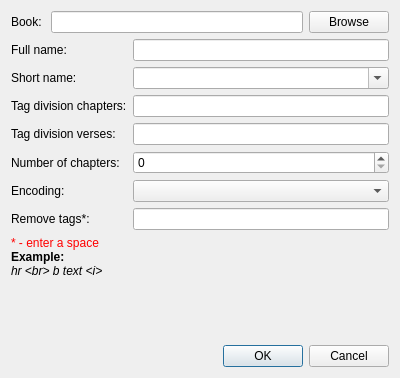
The window that src/import/importbookdialog/importbookdialog.ui (axsapronov/bQella) describes before a commit, drawn with Qt 5.
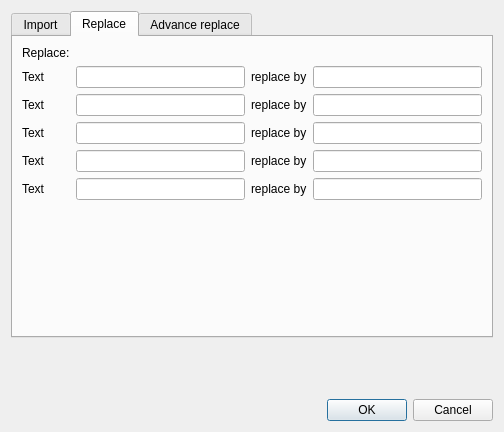
The same window after the commit. The open tabs and pages were chosen to show the change.

Commit message: Auto show/hide lineedit strong, sound dir. Add tabs for replace text in import book, import module

The edit to the form file:
```diff
--- a/src/import/importbookdialog/importbookdialog.ui
+++ b/src/import/importbookdialog/importbookdialog.ui
@@ -6,15 +6,48 @@
    <rect>
     <x>0</x>
     <y>0</y>
-    <width>400</width>
-    <height>378</height>
+    <width>504</width>
+    <height>432</height>
    </rect>
   </property>
   <property name="windowTitle">
    <string>Import book</string>
   </property>
+  <layout class="QGridLayout" name="gridLayout_5">
+   <item row="1" column="0">
+    <spacer name="verticalSpacer">
+     <property name="orientation">
+      <enum>Qt::Vertical</enum>
+     </property>
+     <property name="sizeHint" stdset="0">
+      <size>
+       <width>238</width>
+       <height>56</height>
+      </size>
+     </property>
+    </spacer>
+   </item>
+   <item row="2" column="0">
+    <widget class="QDialogButtonBox" name="buttonBox">
+     <property name="orientation">
+      <enum>Qt::Horizontal</enum>
+     </property>
+     <property name="standardButtons">
+      <set>QDialogButtonBox::Cancel|QDialogButtonBox::Ok</set>
+     </property>
+    </widget>
+   </item>
+   <item row="0" column="0">
+    <widget class="QTabWidget" name="tabWidget">
+     <property name="currentIndex">
+      <number>0</number>
+     </property>
+     <widget class="QWidget" name="tab">
+      <attribute name="title">
+       <string>Import</string>
+      </attribute>
   <layout class="QGridLayout" name="gridLayout_2">
-   <item row="0" column="0" colspan="3">
+       <item row="0" column="0" colspan="2">
     <layout class="QGridLayout" name="gridLayout">
      <item row="0" column="0">
       <widget class="QLabel" name="label_8">
@@ -42,7 +75,7 @@
      </property>
     </widget>
    </item>
-   <item row="1" column="2">
+       <item row="1" column="1">
     <widget class="QLineEdit" name="LEFullName"/>
    </item>
    <item row="2" column="0">
@@ -52,7 +85,7 @@
      </property>
     </widget>
    </item>
-   <item row="2" column="2">
+       <item row="2" column="1">
     <widget class="QComboBox" name="CBShortName">
      <property name="maximumSize">
       <size>
@@ -68,35 +101,39 @@
      </property>
     </widget>
    </item>
-   <item row="3" column="0" colspan="2">
+       <item row="3" column="0">
     <widget class="QLabel" name="label_3">
      <property name="text">
       <string>Tag division chapters:</string>
      </property>
     </widget>
    </item>
-   <item row="3" column="2">
+       <item row="3" column="1">
     <widget class="QLineEdit" name="LETagChapter"/>
    </item>
-   <item row="4" column="0" colspan="2">
+       <item row="4" column="0">
     <widget class="QLabel" name="label_4">
      <property name="text">
       <string>Tag division verses:</string>
      </property>
     </widget>
    </item>
-   <item row="4" column="2">
+       <item row="4" column="1">
     <widget class="QLineEdit" name="LETagVerse"/>
    </item>
-   <item row="5" column="0" colspan="2">
+       <item row="5" column="0">
     <widget class="QLabel" name="label_6">
      <property name="text">
       <string>Number of chapters:</string>
      </property>
     </widget>
    </item>
-   <item row="5" column="2">
-    <widget class="QSpinBox" name="SBCount"/>
+       <item row="5" column="1">
+        <widget class="QSpinBox" name="SBCount">
+         <property name="maximum">
+          <number>10000</number>
+         </property>
+        </widget>
    </item>
    <item row="6" column="0">
     <widget class="QLabel" name="label_5">
@@ -105,7 +142,7 @@
      </property>
     </widget>
    </item>
-   <item row="6" column="2">
+       <item row="6" column="1">
     <widget class="QComboBox" name="CBEncoding">
      <property name="maxVisibleItems">
       <number>5</number>
@@ -119,32 +156,9 @@
      </property>
     </widget>
    </item>
-   <item row="7" column="2">
+       <item row="7" column="1">
     <widget class="QLineEdit" name="LEHtmlFilter"/>
    </item>
-   <item row="9" column="0" colspan="3">
-    <spacer name="verticalSpacer">
-     <property name="orientation">
-      <enum>Qt::Vertical</enum>
-     </property>
-     <property name="sizeHint" stdset="0">
-      <size>
-       <width>238</width>
-       <height>56</height>
-      </size>
-     </property>
-    </spacer>
-   </item>
-   <item row="10" column="1" colspan="2">
-    <widget class="QDialogButtonBox" name="buttonBox">
-     <property name="orientation">
-      <enum>Qt::Horizontal</enum>
-     </property>
-     <property name="standardButtons">
-      <set>QDialogButtonBox::Cancel|QDialogButtonBox::Ok</set>
-     </property>
-    </widget>
-   </item>
    <item row="8" column="0">
     <widget class="QLabel" name="label_9">
      <property name="text">
@@ -156,6 +170,190 @@
 &lt;p style=&quot; margin-top:0px; margin-bottom:0px; margin-left:0px; margin-right:0px; -qt-block-indent:0; text-indent:0px;&quot;&gt;&lt;span style=&quot; font-weight:600; color:#000000;&quot;&gt;Example:&lt;/span&gt;&lt;/p&gt;
 &lt;p style=&quot; margin-top:0px; margin-bottom:0px; margin-left:0px; margin-right:0px; -qt-block-indent:0; text-indent:0px;&quot;&gt;&lt;span style=&quot; font-style:italic; color:#000000;&quot;&gt;hr &amp;lt;br&amp;gt; b text &amp;lt;i&amp;gt;&lt;/span&gt;&lt;/p&gt;&lt;/body&gt;&lt;/html&gt;</string>
      </property>
+        </widget>
+       </item>
+      </layout>
+     </widget>
+     <widget class="QWidget" name="tab_2">
+      <attribute name="title">
+       <string>Replace</string>
+      </attribute>
+      <layout class="QGridLayout" name="gridLayout_3">
+       <item row="0" column="0">
+        <widget class="QLabel" name="label_10">
+         <property name="text">
+          <string>Replace:</string>
+         </property>
+        </widget>
+       </item>
+       <item row="1" column="0">
+        <widget class="QLabel" name="label_11">
+         <property name="text">
+          <string>Text</string>
+         </property>
+        </widget>
+       </item>
+       <item row="1" column="1">
+        <widget class="QLineEdit" name="LETextReplace1A"/>
+       </item>
+       <item row="1" column="2">
+        <widget class="QLabel" name="label_12">
+         <property name="text">
+          <string>replace by</string>
+         </property>
+        </widget>
+       </item>
+       <item row="1" column="3">
+        <widget class="QLineEdit" name="LETextReplace1B"/>
+       </item>
+       <item row="2" column="0">
+        <widget class="QLabel" name="label_14">
+         <property name="text">
+          <string>Text</string>
+         </property>
+        </widget>
+       </item>
+       <item row="2" column="1">
+        <widget class="QLineEdit" name="LETextReplace1A_2"/>
+       </item>
+       <item row="2" column="2">
+        <widget class="QLabel" name="label_13">
+         <property name="text">
+          <string>replace by</string>
+         </property>
+        </widget>
+       </item>
+       <item row="2" column="3">
+        <widget class="QLineEdit" name="LETextReplace1B_2"/>
+       </item>
+       <item row="3" column="0">
+        <widget class="QLabel" name="label_16">
+         <property name="text">
+          <string>Text</string>
+         </property>
+        </widget>
+       </item>
+       <item row="3" column="1">
+        <widget class="QLineEdit" name="LETextReplace1A_3"/>
+       </item>
+       <item row="3" column="2">
+        <widget class="QLabel" name="label_15">
+         <property name="text">
+          <string>replace by</string>
+         </property>
+        </widget>
+       </item>
+       <item row="3" column="3">
+        <widget class="QLineEdit" name="LETextReplace1B_3"/>
+       </item>
+       <item row="4" column="0">
+        <widget class="QLabel" name="label_18">
+         <property name="text">
+          <string>Text</string>
+         </property>
+        </widget>
+       </item>
+       <item row="4" column="1">
+        <widget class="QLineEdit" name="LETextReplace1A_4"/>
+       </item>
+       <item row="4" column="2">
+        <widget class="QLabel" name="label_17">
+         <property name="text">
+          <string>replace by</string>
+         </property>
+        </widget>
+       </item>
+       <item row="4" column="3">
+        <widget class="QLineEdit" name="LETextReplace1B_4"/>
+       </item>
+       <item row="5" column="0">
+        <widget class="QLabel" name="label_20">
+         <property name="text">
+          <string>Text</string>
+         </property>
+        </widget>
+       </item>
+       <item row="5" column="1">
+        <widget class="QLineEdit" name="LETextReplace1A_5"/>
+       </item>
+       <item row="5" column="2">
+        <widget class="QLabel" name="label_19">
+         <property name="text">
+          <string>replace by</string>
+         </property>
+        </widget>
+       </item>
+       <item row="5" column="3">
+        <widget class="QLineEdit" name="LETextReplace1B_5"/>
+       </item>
+       <item row="6" column="1">
+        <spacer name="verticalSpacer_2">
+         <property name="orientation">
+          <enum>Qt::Vertical</enum>
+         </property>
+         <property name="sizeHint" stdset="0">
+          <size>
+           <width>20</width>
+           <height>119</height>
+          </size>
+         </property>
+        </spacer>
+       </item>
+      </layout>
+     </widget>
+     <widget class="QWidget" name="tab_3">
+      <attribute name="title">
+       <string>Advance replace</string>
+      </attribute>
+      <layout class="QGridLayout" name="gridLayout_4">
+       <item row="0" column="0">
+        <widget class="QLabel" name="label_21">
+         <property name="text">
+          <string>This is advance replace.</string>
+         </property>
+        </widget>
+       </item>
+       <item row="1" column="0">
+        <widget class="QLabel" name="label_22">
+         <property name="text">
+          <string>&lt;!DOCTYPE HTML PUBLIC &quot;-//W3C//DTD HTML 4.0//EN&quot; &quot;http://www.w3.org/TR/REC-html40/strict.dtd&quot;&gt;
+&lt;html&gt;&lt;head&gt;&lt;meta name=&quot;qrichtext&quot; content=&quot;1&quot; /&gt;&lt;style type=&quot;text/css&quot;&gt;
+p, li { white-space: pre-wrap; }
+&lt;/style&gt;&lt;/head&gt;&lt;body style=&quot; font-family:'Sans Serif'; font-size:9pt; font-weight:400; font-style:normal;&quot;&gt;
+&lt;p style=&quot; margin-top:0px; margin-bottom:0px; margin-left:0px; margin-right:0px; -qt-block-indent:0; text-indent:0px;&quot;&gt;To replace text, enter the form:&lt;/p&gt;
+&lt;p style=&quot; margin-top:0px; margin-bottom:0px; margin-left:0px; margin-right:0px; -qt-block-indent:0; text-indent:0px;&quot;&gt;&lt;span style=&quot; font-style:italic;&quot;&gt;    &lt;/span&gt;&lt;span style=&quot; font-weight:600; font-style:italic;&quot;&gt;text;replace_text&lt;/span&gt;&lt;/p&gt;
+&lt;p style=&quot; margin-top:0px; margin-bottom:0px; margin-left:0px; margin-right:0px; -qt-block-indent:0; text-indent:0px;&quot;&gt;      (use symbol ; )&lt;/p&gt;
+&lt;p style=&quot; margin-top:0px; margin-bottom:0px; margin-left:0px; margin-right:0px; -qt-block-indent:0; text-indent:0px;&quot;&gt;If a few changes, enter a space.&lt;/p&gt;&lt;/body&gt;&lt;/html&gt;</string>
+         </property>
+        </widget>
+       </item>
+       <item row="2" column="0">
+        <widget class="QLabel" name="label_23">
+         <property name="text">
+          <string>Example:
+1) &lt;b&gt;;&lt;l&gt; 
+2) &lt;b&gt;;&lt;li&gt; &lt;a href=text&gt;;text</string>
+         </property>
+        </widget>
+       </item>
+       <item row="3" column="0">
+        <widget class="QLineEdit" name="LETextAdnvanceReplace"/>
+       </item>
+       <item row="4" column="0">
+        <spacer name="verticalSpacer_3">
+         <property name="orientation">
+          <enum>Qt::Vertical</enum>
+         </property>
+         <property name="sizeHint" stdset="0">
+          <size>
+           <width>20</width>
+           <height>128</height>
+          </size>
+         </property>
+        </spacer>
+       </item>
+      </layout>
+     </widget>
     </widget>
    </item>
   </layout>
```
Lines whose indentation alone changed are shown as unchanged. The commit also changes 6 other files.
